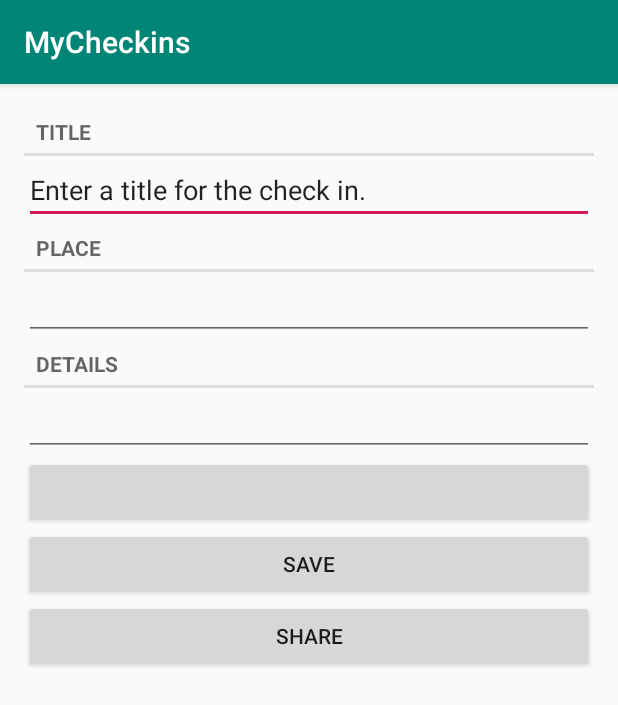
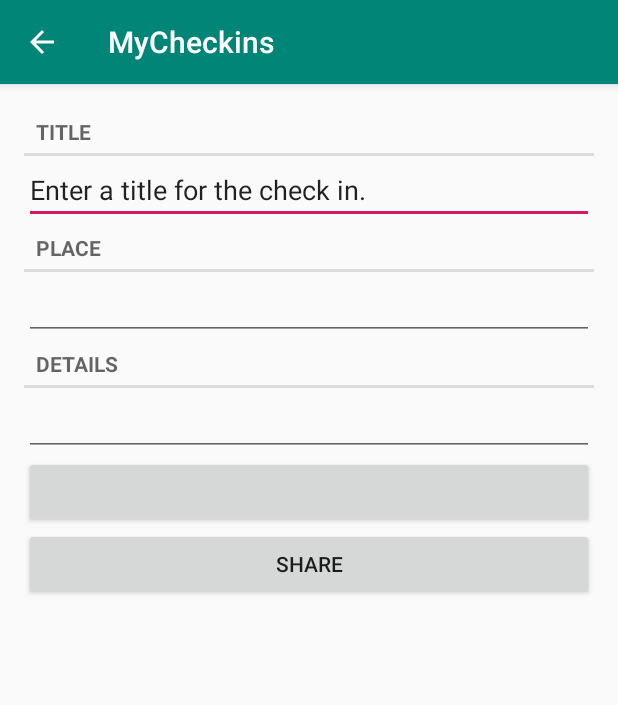
Before and after one commit to keanu1391/ICT311_Task2_MyCheckins_Keanu_Brown-Duthie, an Android app: the CheckinFragment screen opened directly, with no data from a screen before it, on a phone screen of 412 x 824 dp. Shown: the top 705 px of the screen. Run offline under Robolectric (Android 15) with nearby library versions, the phone set to English and light mode, and no system bars; 2 statements that could not run were skipped.

Commit message:
Toolbar Added and Adding if Checkins Added

```diff
--- a/MyCheckins/app/src/main/AndroidManifest.xml
+++ b/MyCheckins/app/src/main/AndroidManifest.xml
@@ -17,6 +17,8 @@
                 <category android:name="android.intent.category.LAUNCHER" />
             </intent-filter>
         </activity>
-        <activity android:name=".CheckinActivity" />
+        <activity
+            android:name=".CheckinActivity"
+            android:parentActivityName=".CheckinListActivity" />
     </application>
 </manifest>
--- a/MyCheckins/app/src/main/res/layout/fragment_checkin.xml
+++ b/MyCheckins/app/src/main/res/layout/fragment_checkin.xml
@@ -45,15 +45,9 @@
         android:layout_height="wrap_content" />
 
     <Button
-        android:id="@+id/btn_save"
-        android:layout_width="match_parent"
-        android:layout_height="wrap_content"
-        android:text="@string/checkin_save_btn_label"/>
-
-    <Button
         android:id="@+id/btn_share"
         android:layout_width="match_parent"
         android:layout_height="wrap_content"
-        android:text="@string/checkin_share_btn_label"/>
+        android:text="@string/share_checkin"/>
 
 </LinearLayout>
--- a/MyCheckins/app/src/main/res/values/strings.xml
+++ b/MyCheckins/app/src/main/res/values/strings.xml
@@ -1,15 +1,13 @@
 <resources>
     <string name="app_name">MyCheckins</string>
-    <string name="app_bar_new">New</string>
     <string name="checkin_title_hint">Enter a title for the check in.</string>
     <string name="checkin_title_label">Title</string>
     <string name="checkin_place_label">Place</string>
     <string name="checkin_details_label">Details</string>
-    <string name="checkin_date_label">Date</string>
     <string name="date_picker_title">Checkin Date:</string>
     <string name="checkin_location_label">Location</string>
     <string name="checkin_show_map_btn_label">Show Map</string>
     <string name="checkin_take_pic_btn_label">Take Pic</string>
-    <string name="checkin_save_btn_label">Save</string>
-    <string name="checkin_share_btn_label">Share</string>
+    <string name="share_checkin">Share</string>
+    <string name="new_checkin">New Checkin</string>
 </resources>
```
Also changed, not shown: MyCheckins/app/src/main/java/com/keanu1094859/mycheckins/CheckinListFragment.java (+29 -1 lines), MyCheckins/app/src/main/java/com/keanu1094859/mycheckins/MyCheckins.java (+4 -6 lines), MyCheckins/app/src/main/res/drawable-anydpi/ic_menu_add.xml (added, +10 -0 lines), MyCheckins/app/src/main/res/menu/fragment_checkin_list.xml (added, +9 -0 lines), MyCheckins/app/src/main/res/drawable-hdpi/ic_menu_add.png (added), MyCheckins/app/src/main/res/drawable-mdpi/ic_menu_add.png (added), MyCheckins/app/src/main/res/drawable-xhdpi/ic_menu_add.png (added), MyCheckins/app/src/main/res/drawable-xxhdpi/ic_menu_add.png (added).
